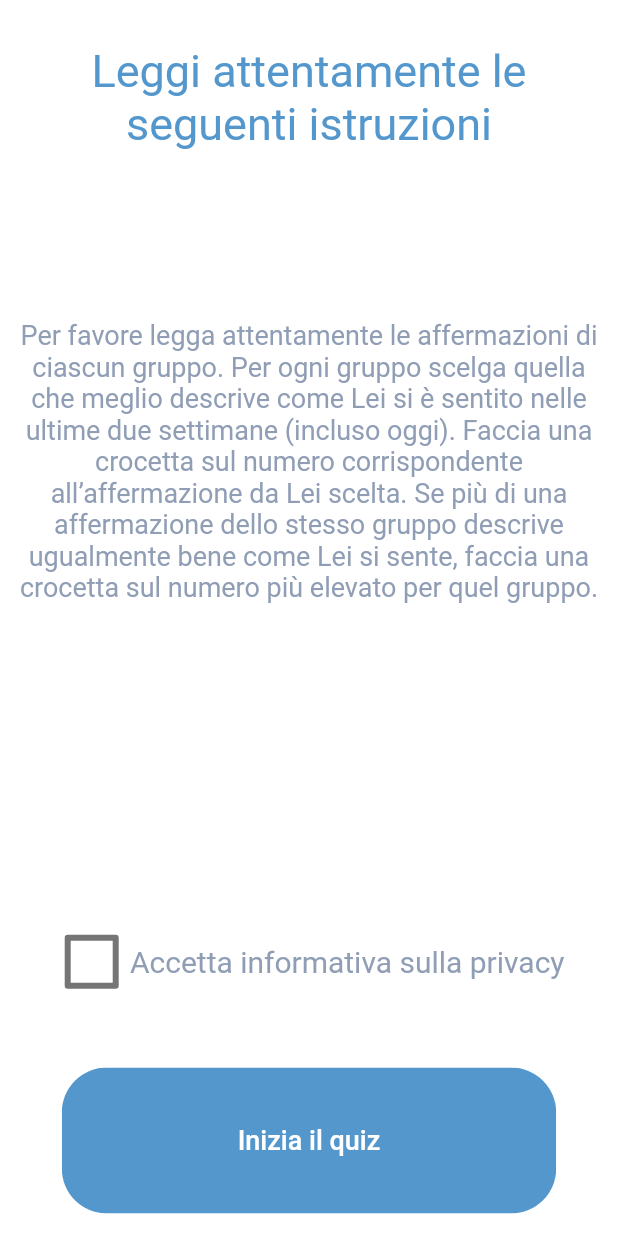
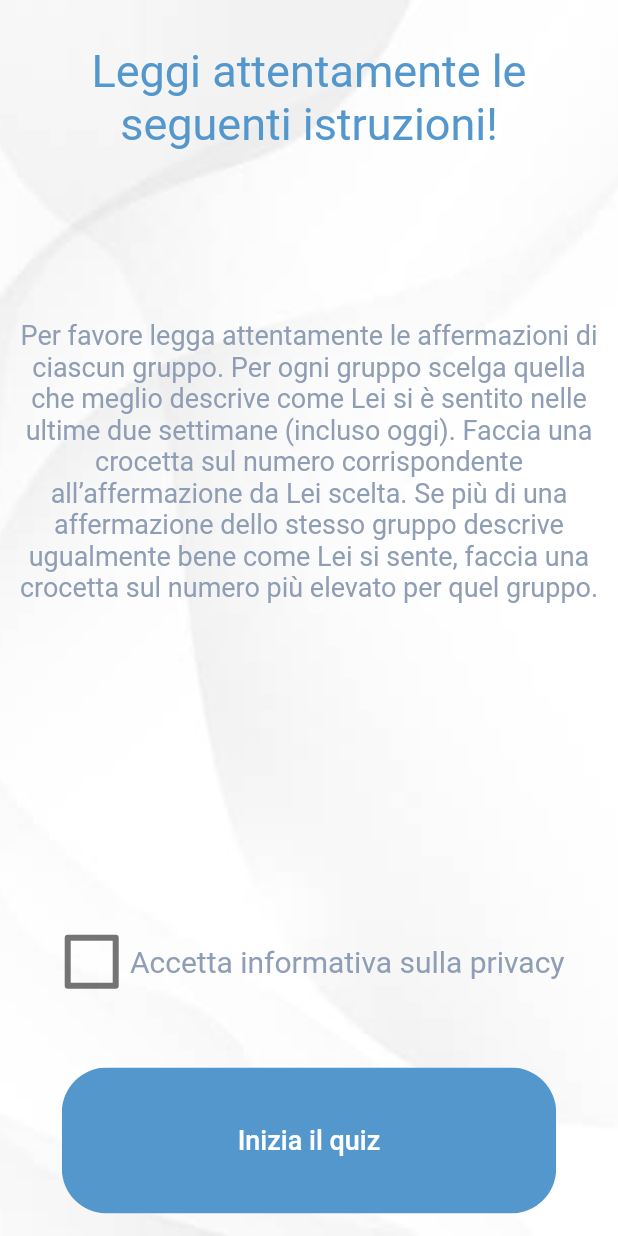
Before and after one commit to Team-Informatica-Economia/depression_screening_app, a Flutter app: the InfoPrivacy screen opened directly, on a phone screen of 412 x 824 dp. Run offline on Flutter 3.47's test engine with Material 2 defaults, Android fonts, the light colour scheme and no system bars; our stand-ins replace audioplayers, camera, file_picker, firebase_auth, firebase_core, firebase_database and 10 more; missing offline and left inert: dart:ffi, fft, flutter_audio_recorder, flutter_cached_pdfview, mfcc, starflut and 2 more; accounts and stored records are empty; Roboto replaces fonts that are missing (Product Sans); project files that could hold a hidden picture were left out.

Commit message:
fix user interfaces of paziente

```diff
--- a/lib/ScreenPaziente/Questionario/infoPrivacy.dart
+++ b/lib/ScreenPaziente/Questionario/infoPrivacy.dart
@@ -21,7 +21,12 @@ class _InfoPrivacyState extends State<InfoPrivacy> {
   Widget build(BuildContext context) {
     return WillPopScope(
       child: Scaffold(
-        body: Column(
+        body:
+        DecoratedBox(
+          decoration: BoxDecoration(
+            image: DecorationImage(image: AssetImage("assets/backgroundQuestionario.jpg"), fit: BoxFit.cover),
+          ),
+          child: Column(
               children: <Widget>[
                 Expanded(
                   flex: 1,
@@ -35,7 +40,7 @@ class _InfoPrivacyState extends State<InfoPrivacy> {
                         children: <Widget>[
                           Flexible(
                             child: Text(
-                          "Leggi attentamente le seguenti istruzioni",
+                              "Leggi attentamente le seguenti istruzioni!",
                               textAlign: TextAlign.center,
                               overflow: TextOverflow.visible,
                               style: TextStyle(
@@ -150,7 +155,9 @@ class _InfoPrivacyState extends State<InfoPrivacy> {
                     )
                 ),
               ]
+          ),
         )
+
     ));
   }
 }
--- a/lib/Screens/Welcome/components/body.dart
+++ b/lib/Screens/Welcome/components/body.dart
@@ -14,9 +14,10 @@ class Body extends StatelessWidget {
       child: Column(
       mainAxisAlignment: MainAxisAlignment.center,
       children: <Widget>[
+        SizedBox(height: size.height * 0.05),
         Text(
-          "Una parola d’incoraggiamento durante un momento di difficoltà, vale più di un’ora di lodi dopo il successo.",
-          style: TextStyle(fontWeight: FontWeight.bold, fontSize: 21, fontStyle: FontStyle.italic, color: Colors.black54),
+          "Cadi sette volte, rialzati otto",
+          style: TextStyle(fontWeight: FontWeight.bold, fontSize: 22, fontStyle: FontStyle.italic, color: Colors.black54),
           textAlign: TextAlign.center,
       ),
       SizedBox(height: size.height * 0.04),
--- a/lib/components/bottomBar.dart
+++ b/lib/components/bottomBar.dart
@@ -60,6 +60,7 @@ class bottomBarPazienteState extends State<bottomBarPaziente> {
 
 
     return SnakeNavigationBar.color(
+      backgroundColor: KColorBottomBar,
       behaviour: snakeBarStyle,
       snakeShape: snakeShape,
       shape: bottomBarShape,
--- a/lib/constants.dart
+++ b/lib/constants.dart
@@ -7,6 +7,8 @@ const KPrimaryLightColor = Color(0xFFF0F9FF);
 const KColorButtonDark = Color(0xff84a6c7);
 const KColorButtonLight = Color(0xffc5e8ff);
 const KColorIcon = Color(0xff4682b4);
+const KColorBottomBar = Color(0xFFF0F9FF);
+
 const Map<int,String> monthsInYear = {
   1: "Gen",
   2: "Feb",
```
Also changed, not shown: lib/ScreenPaziente/Questionario/questionarioPage.dart (+7 -0 lines), assets/backgroundQuestionario.jpg (added). Lines whose indentation alone changed are shown as unchanged.
